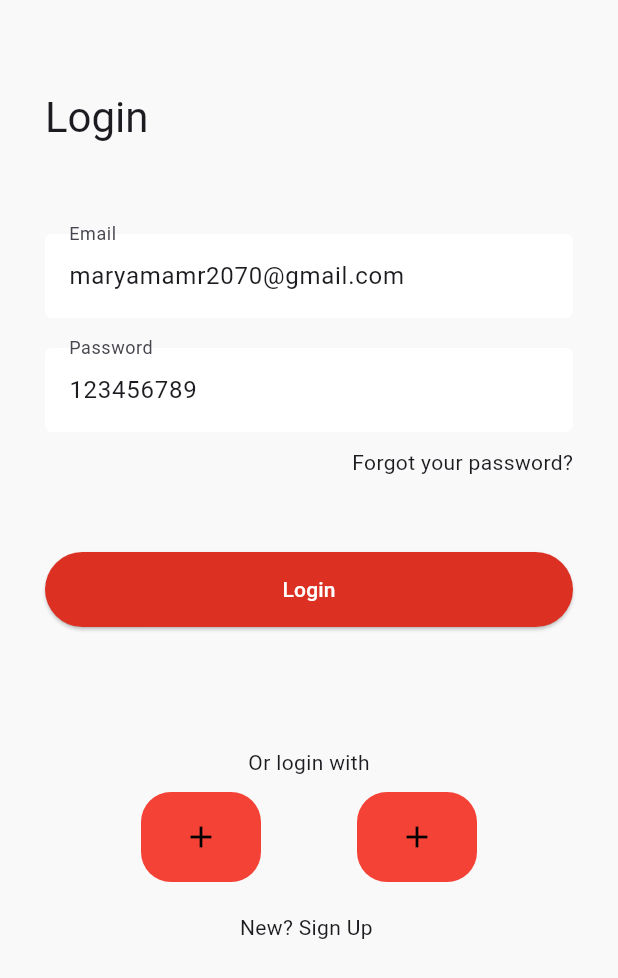
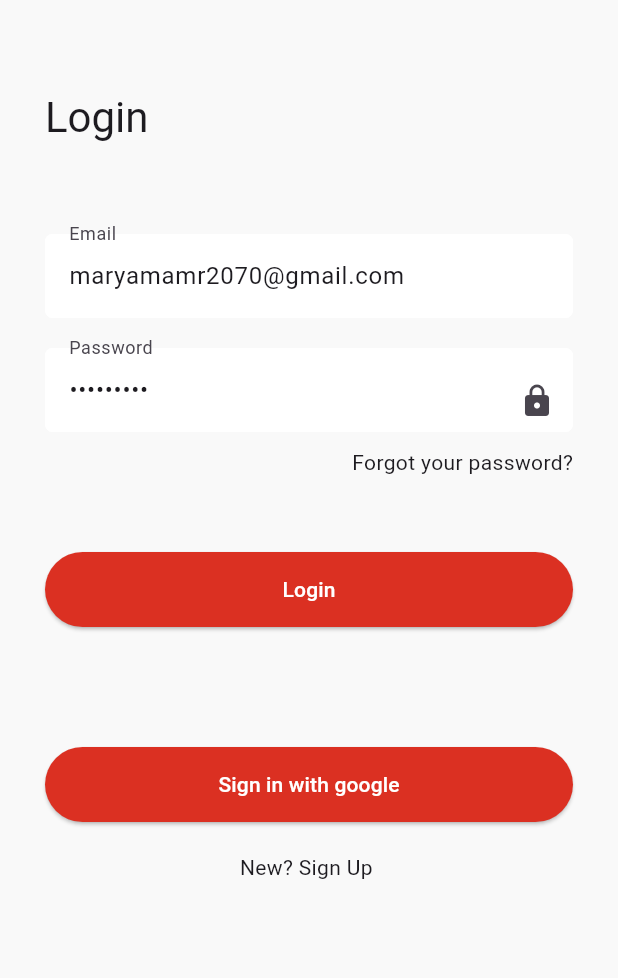
Before and after one commit to maryam2070/e_commerce_app, a Flutter app: the screen it shows after launch, on a phone screen of 412 x 824 dp. Shown: the top 978 px of the screen. Run offline on Flutter 3.47's test engine with Material 3 defaults, Android fonts, the phone set to English and light mode, and no system bars; our stand-ins replace bloc, cloud_firestore, dartz, firebase_auth, firebase_core, flutter_bloc and 5 more; missing offline and left inert: firebase_app_check; accounts and stored records are empty; generated files the repository leaves out were written again.

Commit message:
add google sign in feature

```diff
--- a/lib/auth/di/auth_di.dart
+++ b/lib/auth/di/auth_di.dart
@@ -2,6 +2,7 @@ import 'package:cloud_firestore/cloud_firestore.dart';
 import 'package:e_commerce_app/auth/data/data_sources/auth_data_source.dart';
 import 'package:e_commerce_app/auth/data/repositories/auth_repository_impl.dart';
 import 'package:e_commerce_app/auth/domain/repositories/auth_repository.dart';
+import 'package:e_commerce_app/auth/domain/usecases/google_signin_use_case.dart';
 import 'package:e_commerce_app/auth/domain/usecases/login_use_case.dart';
 import 'package:e_commerce_app/auth/domain/usecases/sign_up_use_case.dart';
 import 'package:e_commerce_app/shared/data/data_sources/firestore_data_source.dart';
@@ -30,4 +31,7 @@ void authSetup() {
       SignUpUseCase(repository: getIt.get()));
   getIt.registerSingleton<LoginUseCase>(
       LoginUseCase(repository: getIt.get()));
+
+  getIt.registerSingleton<GoogleSignInUseCase>(
+      GoogleSignInUseCase(repository: getIt.get()));
 }
--- a/lib/auth/domain/repositories/auth_repository.dart
+++ b/lib/auth/domain/repositories/auth_repository.dart
@@ -6,6 +6,7 @@ import '../../../core/utilities/errors/failures.dart';
 abstract class AuthRepository{
   Future<Either<Failure,User?>> loginWithEmailAndPassword(String email,String password);
   Future<Either<Failure,User?>> signUpWithEmailAndPassword(String email,String password);
+  Future<Either<Failure,User?>> signInGoogle();
   Future<Either<Failure,void>> assignUserData(String uid, Map<String,dynamic> data);
  // Future<Either<Failure,User?>> authStateChange();
  // Future<Either<Failure,User?>> signUpWithEmailAndPassword(String email,String password);
--- /dev/null
+++ b/lib/auth/domain/usecases/google_signin_use_case.dart
@@ -0,0 +1,15 @@
+import 'package:dartz/dartz.dart';
+import 'package:firebase_auth/firebase_auth.dart';
+
+import '../../../core/utilities/errors/failures.dart';
+import '../repositories/auth_repository.dart';
+
+class GoogleSignInUseCase {
+  AuthRepository repository;
+
+  GoogleSignInUseCase({required this.repository});
+
+  Future<Either<Failure, User?>> call() async {
+    return await repository.signInGoogle();
+  }
+}
--- a/lib/auth/presentation/controllers/auth_controller_bloc.dart
+++ b/lib/auth/presentation/controllers/auth_controller_bloc.dart
@@ -2,6 +2,7 @@ import 'package:bloc/bloc.dart';
 import 'package:e_commerce_app/auth/domain/usecases/login_use_case.dart';
 import 'package:meta/meta.dart';
 
+import '../../domain/usecases/google_signin_use_case.dart';
 import '../../domain/usecases/sign_up_use_case.dart';
 
 part 'auth_controller_event.dart';
@@ -12,8 +13,12 @@ class AuthControllerBloc
     extends Bloc<AuthControllerEvent, AuthControllerState> {
   final SignUpUseCase signUpUseCase;
   final LoginUseCase loginUseCase;
+  final GoogleSignInUseCase googleSignInUseCase;
 
-  AuthControllerBloc({required this.signUpUseCase, required this.loginUseCase})
+  AuthControllerBloc(
+      {required this.signUpUseCase,
+      required this.loginUseCase,
+      required this.googleSignInUseCase})
       : super(AuthControllerInitial()) {
     on<AuthControllerEvent>((event, emit) async {
       if (event is SignUpEvent) {
@@ -37,6 +42,15 @@ class AuthControllerBloc
           emit(AuthControllerSuccess());
         });
       }
+      if (event is GoogleSignInEvent) {
+        emit(AuthControllerLoading());
+        final call = await googleSignInUseCase.call();
+        call.fold((l) {
+          emit(AuthControllerError(message: l.message));
+        }, (r) {
+          emit(AuthControllerSuccess());
+        });
+      }
     });
   }
 }
--- a/lib/auth/presentation/controllers/auth_controller_event.dart
+++ b/lib/auth/presentation/controllers/auth_controller_event.dart
@@ -18,3 +18,8 @@ class LoginEvent extends AuthControllerEvent {
 
   LoginEvent({required this.email, required this.password});
 }
+
+class GoogleSignInEvent extends AuthControllerEvent {
+
+  GoogleSignInEvent();
+}
--- a/lib/auth/presentation/pages/login_page.dart
+++ b/lib/auth/presentation/pages/login_page.dart
@@ -1,5 +1,4 @@
 import 'package:e_commerce_app/auth/presentation/widgets/main_button.dart';
-import 'package:e_commerce_app/auth/presentation/widgets/social_account_row.dart';
 import 'package:flutter/material.dart';
 import 'package:flutter_bloc/flutter_bloc.dart';
 import 'package:fluttertoast/fluttertoast.dart';
@@ -7,8 +6,21 @@ import 'package:fluttertoast/fluttertoast.dart';
 import '../../../core/utilities/routes.dart';
 import '../controllers/auth_controller_bloc.dart';
 
-class LoginPage extends StatelessWidget {
+class LoginPage extends StatefulWidget {
   LoginPage({super.key});
+
+  @override
+  State<LoginPage> createState() => _LoginPageState();
+}
+
+class _LoginPageState extends State<LoginPage> {
+  bool _obscureText = true;
+
+  void _toggle() {
+    setState(() {
+      _obscureText = !_obscureText;
+    });
+  }
 
   @override
   Widget build(BuildContext context) {
@@ -84,7 +96,18 @@ class LoginPage extends StatelessWidget {
                           validator: (val) => val!.isEmpty
                               ? 'Please enter your password'
                               : null,
-                          decoration: const InputDecoration(
+                          obscureText: _obscureText,
+                          decoration: InputDecoration(
+                              suffixIcon: InkWell(
+                                onTap: () {
+                                  _toggle();
+                                },
+                                child: Padding(
+                                    padding: const EdgeInsets.only(top: 15.0),
+                                    child: (_obscureText == true)
+                                        ? Icon(Icons.lock)
+                                        : Icon(Icons.lock_open_sharp)),
+                              ),
                               labelText: "Password",
                               hintText: 'Enter your password')),
                       const SizedBox(
@@ -115,7 +138,14 @@ class LoginPage extends StatelessWidget {
                       const SizedBox(
                         height: 80,
                       ),
-                      const SocialAccountsRow(title: "Or login with"),
+                      MainButton(
+                          ontap: () {
+                            if (_formKey.currentState!.validate()) {
+                              BlocProvider.of<AuthControllerBloc>(context)
+                                  .add(GoogleSignInEvent());
+                            }
+                          },
+                          text: "Sign in with google"),
                       const SizedBox(
                         height: 20,
                       ),
--- a/lib/main.dart
+++ b/lib/main.dart
@@ -39,8 +39,10 @@ class MyApp extends StatelessWidget {
   @override
   Widget build(BuildContext context) {
     return BlocProvider(
-
-      create: (context) => AuthControllerBloc(signUpUseCase: getIt.get<SignUpUseCase>(),loginUseCase: getIt.get<LoginUseCase>()),
+      create: (context) => AuthControllerBloc(
+          signUpUseCase: getIt.get<SignUpUseCase>(),
+          loginUseCase: getIt.get<LoginUseCase>(),
+      googleSignInUseCase: getIt.get()),
       child: MaterialApp(
         title: 'Flutter Demo',
         debugShowCheckedModeBanner: false,
--- a/pubspec.yaml
+++ b/pubspec.yaml
@@ -35,6 +35,7 @@ dependencies:
   flutter_rating_bar: ^4.0.1
   firebase_app_check: ^0.2.0+1
   fluttertoast: ^8.2.4
+  google_sign_in: ^6.2.1
 
 dev_dependencies:
   flutter_test:
```
Also changed, not shown: lib/auth/data/data_sources/auth_data_source.dart (+27 -2 lines), lib/auth/data/repositories/auth_repository_impl.dart (+10 -0 lines), lib/auth/presentation/pages/sign_up_page.dart (+60 -29 lines), pubspec.lock, 1 other file.
